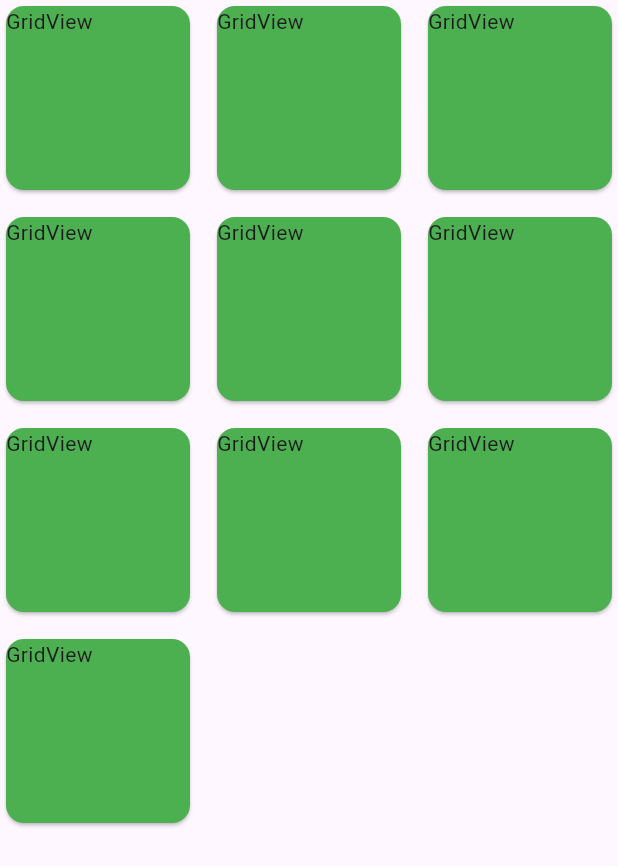
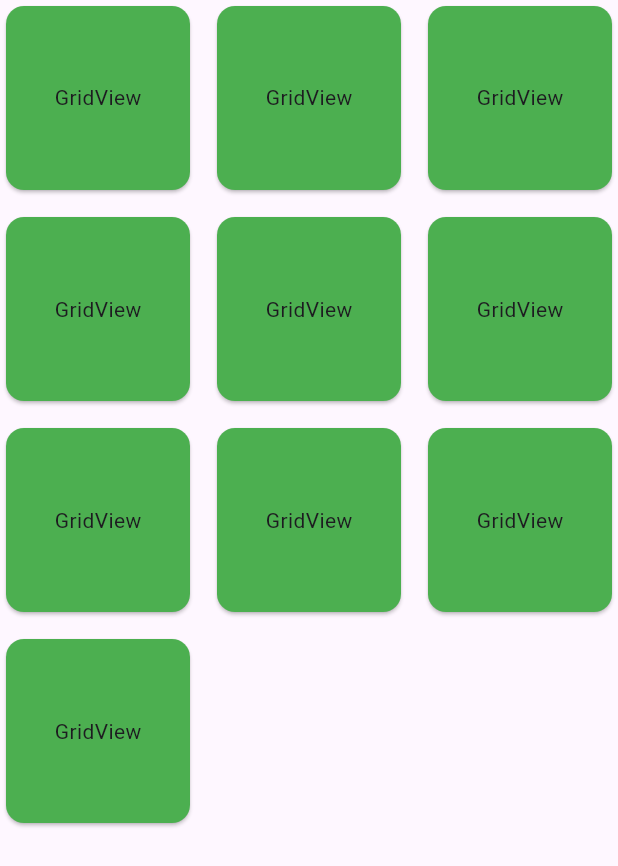
Before and after one commit to RaFiuL-RaZu/app_create2, a Flutter app: the screen it shows after launch, on a phone screen of 412 x 824 dp. Shown: the top 866 px of the screen. Run offline on Flutter 3.47's test engine with Material 3 defaults, Android fonts, the phone set to English and light mode, and no system bars.

Commit message:
grid commit

```diff
--- a/lib/main.dart
+++ b/lib/main.dart
@@ -41,7 +41,7 @@ class HomeScren extends StatelessWidget{
               child: SizedBox(
                 height: 100,
                 width: 100,
-                child: Text("GridView"),
+                child: Center(child: Text("GridView")),
               ),
             );
           }
```
